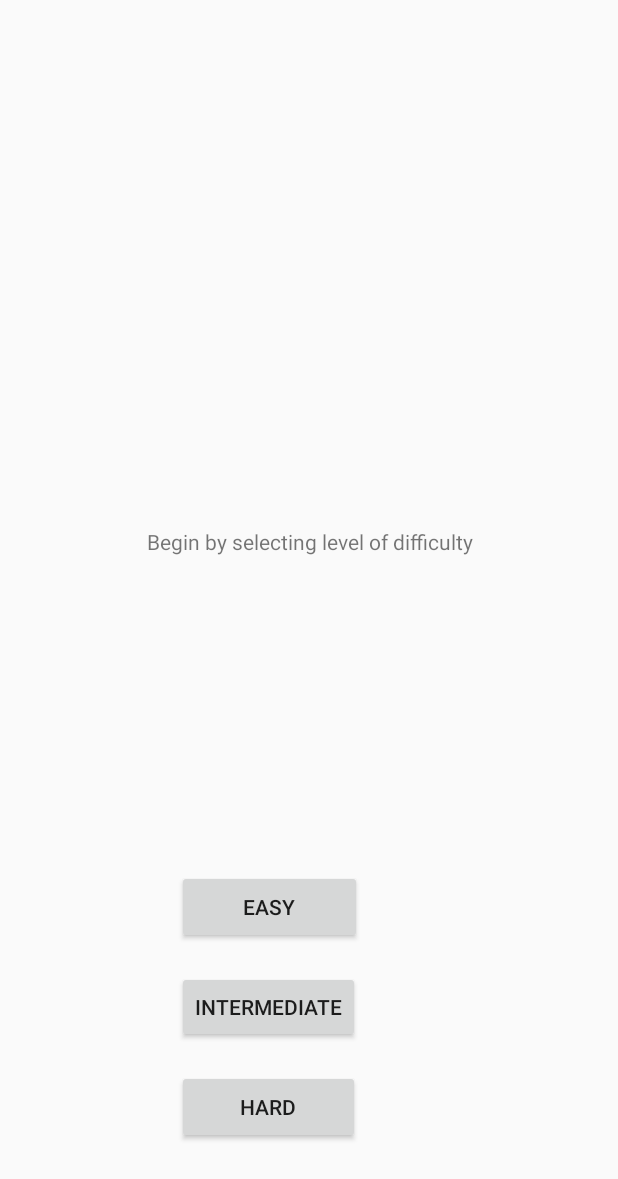
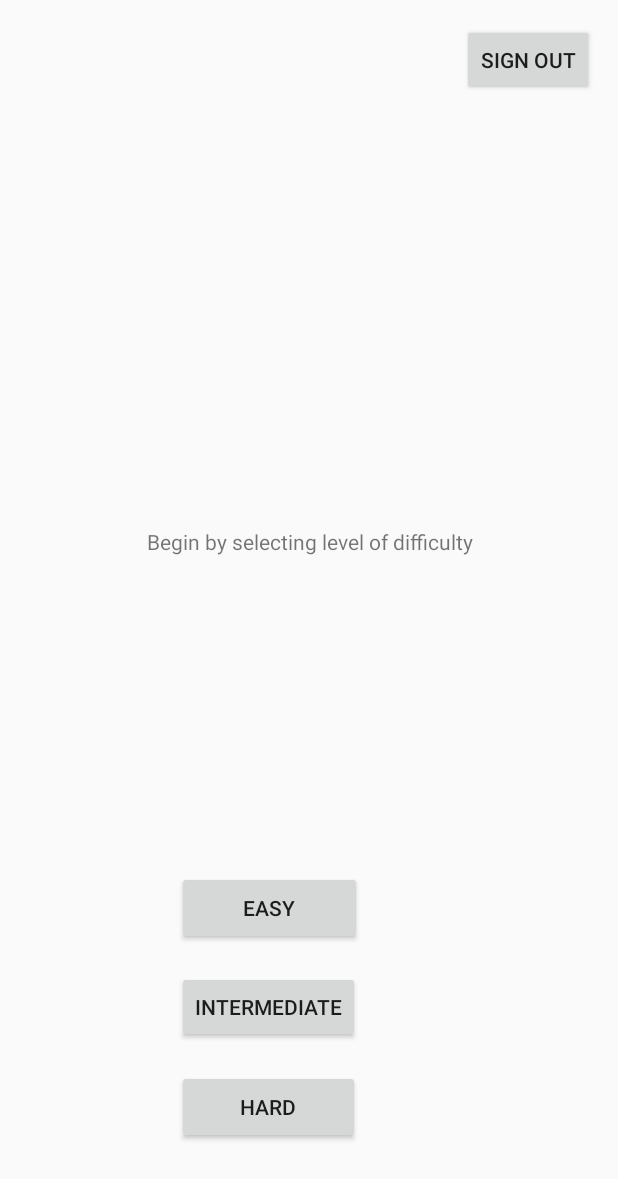
Before and after one commit to billywu94/MemoryGame, an Android app: the HomePage screen opened directly, with no data from a screen before it, on a phone screen of 412 x 824 dp. Shown: the top 1179 px of the screen. Run offline under Robolectric (Android 15) with nearby library versions, the phone set to English and light mode, and no system bars; our stand-ins replace Firebase (no records; nobody signed in at launch, a user with empty details on screens opened directly).

Commit message:
added sign out button

```diff
--- a/app/src/main/java/appliedcswithandroid/memorygame/HomePage.java
+++ b/app/src/main/java/appliedcswithandroid/memorygame/HomePage.java
@@ -5,11 +5,14 @@ import android.content.Intent;
 import android.os.Bundle;
 import android.view.View;
 
+import com.google.firebase.auth.FirebaseAuth;
+
 /**
  * Created by BillyWu on 5/9/17.
  */
 
 public class HomePage extends Activity {
+    private MainActivity signOutMain;
 
     @Override
     protected void onCreate(Bundle savedInstanceState){
@@ -17,6 +20,11 @@ public class HomePage extends Activity {
         setContentView(R.layout.home_activity);
     }
 
+
+    public void signOut(View view){
+       FirebaseAuth.getInstance().signOut();  //sign out user
+       startActivity(new Intent(this, MainActivity.class)); //redirect to login screen
+    }
 
     public void easyLevel(View view){ startActivity(new Intent(this, easyActivity.class)); }
 
--- a/app/src/main/java/appliedcswithandroid/memorygame/easyActivity.java
+++ b/app/src/main/java/appliedcswithandroid/memorygame/easyActivity.java
@@ -79,7 +79,7 @@ public class easyActivity extends Activity{
         if(wordToMemorize.equals(userInput)){
             button.setEnabled(false);
             setActivityBackgroundColor(Color.GREEN);
-            Toast.makeText(this,"Congratulations, you got the word correct!!!", Toast.LENGTH_SHORT).show();
+            Toast.makeText(this,"Well Done!!", Toast.LENGTH_SHORT).show();
         }else{
             button.setEnabled(false);
             setActivityBackgroundColor(Color.RED);
--- a/app/src/main/res/layout/home_activity.xml
+++ b/app/src/main/res/layout/home_activity.xml
@@ -7,7 +7,7 @@
     android:layout_height="match_parent">
 
     <TextView
-        android:id="@+id/wordToMemorize"
+        android:id="@+id/welcome"
         android:layout_width="0dp"
         android:layout_height="51dp"
         android:text="@string/welcome"
@@ -31,10 +31,10 @@
         tools:layout_constraintRight_creator="1"
         tools:layout_constraintBottom_creator="1"
         app:layout_constraintBottom_toTopOf="@+id/button2"
-        app:layout_constraintRight_toRightOf="@+id/wordToMemorize"
+        app:layout_constraintRight_toRightOf="@+id/welcome"
         tools:layout_constraintLeft_creator="1"
-        app:layout_constraintLeft_toLeftOf="@+id/wordToMemorize"
-        android:layout_marginBottom="18dp"
+        app:layout_constraintLeft_toLeftOf="@+id/welcome"
+        android:layout_marginBottom="17dp"
         app:layout_constraintHorizontal_bias="0.326" />
 
     <Button
@@ -66,4 +66,17 @@
         app:layout_constraintLeft_toLeftOf="@+id/button2"
         android:layout_marginBottom="61dp"
         app:layout_constraintHorizontal_bias="0.0" />
+
+    <Button
+        android:id="@+id/signOut"
+        android:layout_width="0dp"
+        android:layout_height="48dp"
+        android:text="@string/signout"
+        android:onClick="signOut"
+        tools:layout_constraintTop_creator="1"
+        tools:layout_constraintRight_creator="1"
+        android:layout_marginEnd="16dp"
+        app:layout_constraintRight_toRightOf="parent"
+        android:layout_marginTop="16dp"
+        app:layout_constraintTop_toTopOf="parent" />
 </android.support.constraint.ConstraintLayout>
```
Also changed, not shown: app/src/main/java/appliedcswithandroid/memorygame/MainActivity.java (+5 -10 lines), app/src/main/java/appliedcswithandroid/memorygame/difficultLevel.java (+6 -3 lines), app/src/main/res/layout/activity_main.xml (+0 -13 lines).
